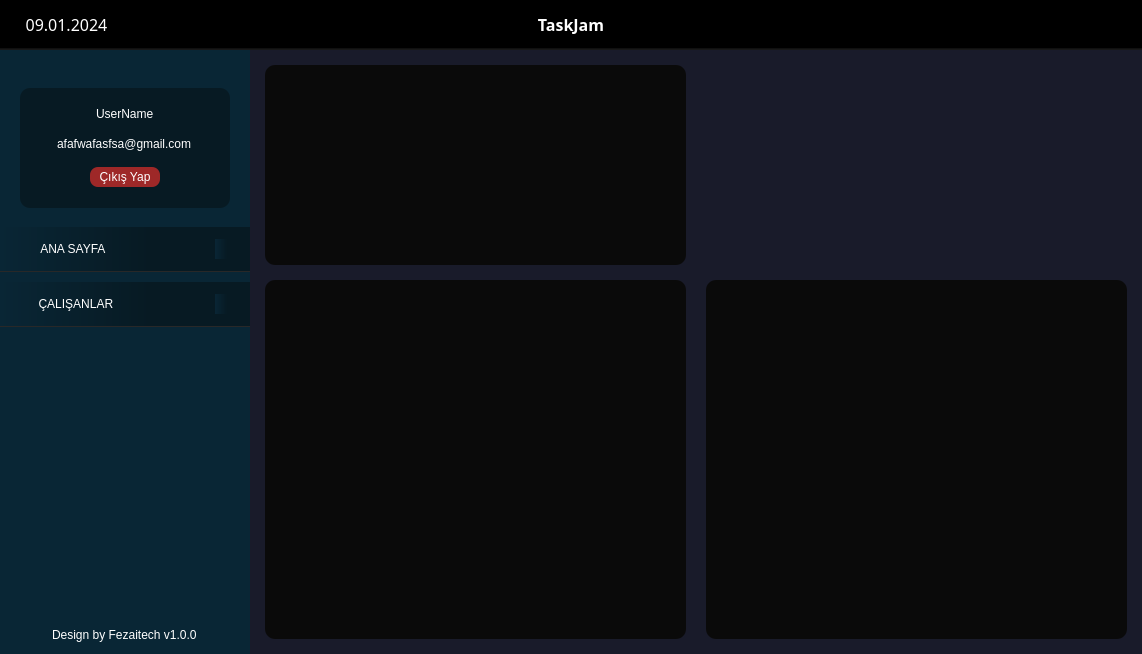
First picture: the form in UI/ui_1.ui, repository Hamza-Bayar-2/TaskJam, before the edit.
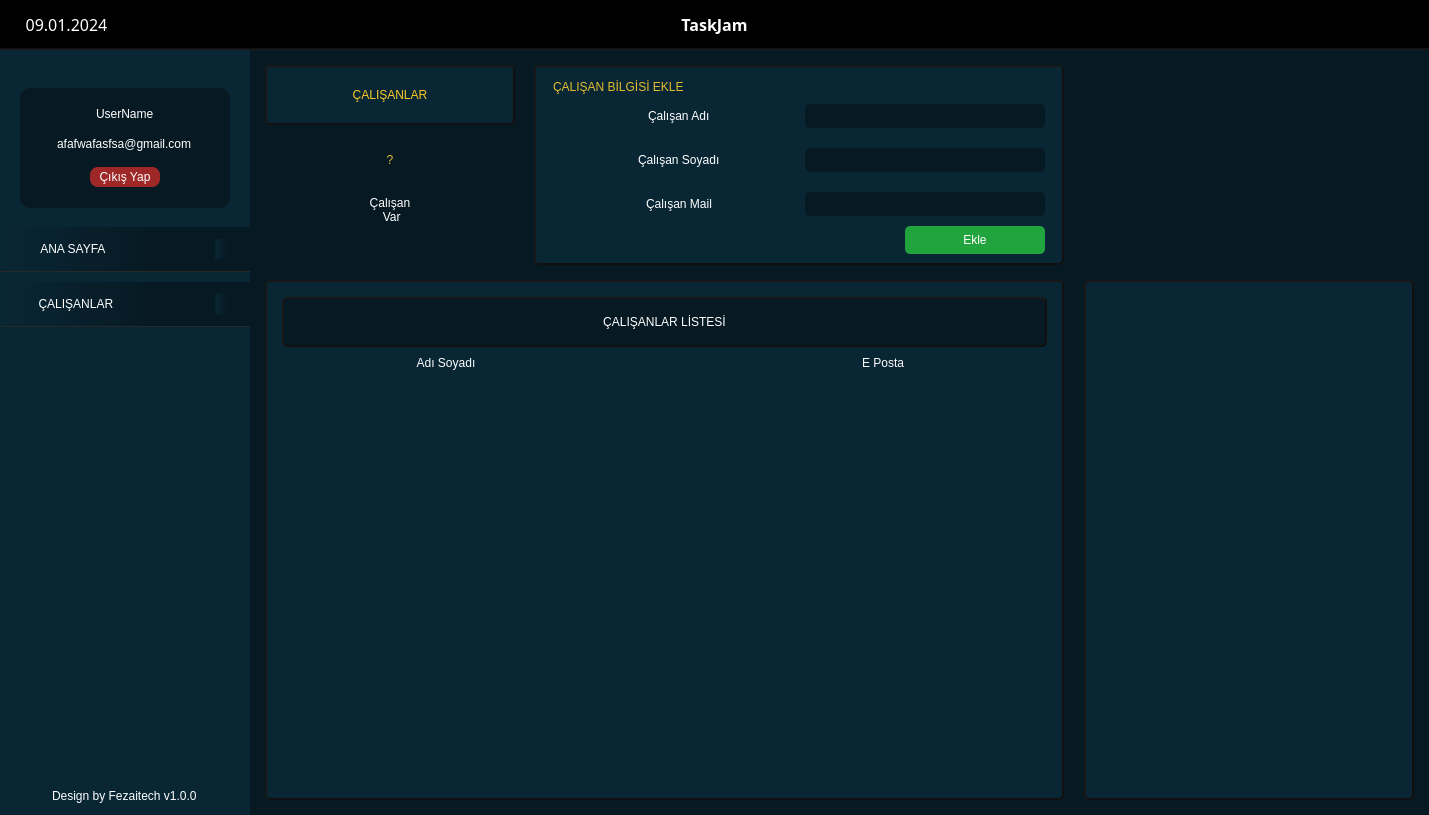
Second picture: the form after the edit. The open tabs and pages were chosen to show the change. Icons and pictures are not drawn.

What changed in the file:
```diff
--- a/UI/ui_1.ui
+++ b/UI/ui_1.ui
@@ -6,8 +6,8 @@
    <rect>
     <x>0</x>
     <y>0</y>
-    <width>1142</width>
-    <height>654</height>
+    <width>1429</width>
+    <height>815</height>
    </rect>
   </property>
   <property name="windowTitle">
@@ -1470,7 +1470,11 @@
          </widget>
          <widget class="QWidget" name="workers_page">
           <property name="styleSheet">
-           <string notr="true">background-color: rgb(25, 27, 42);</string>
+           <string notr="true">*{
+background-color: rgb(7, 26, 35);
+}
+
+</string>
           </property>
           <layout class="QHBoxLayout" name="horizontalLayout_5">
            <property name="spacing">
@@ -1488,18 +1492,14 @@
            <property name="bottomMargin">
             <number>15</number>
            </property>
-           <item>
+           <item alignment="Qt::AlignLeft">
             <widget class="QWidget" name="workers_page_left_menu_widget" native="true">
              <property name="styleSheet">
               <string notr="true">#workers_page_left_menu_bottom_frame{
 background-color: rgb(10, 10, 10);
 border-radius : 10px;
 }
-
-#workers_page_left_menu_top_frame{
-background-color: rgb(10, 10, 10);
-border-radius : 10px;
-}</string>
+</string>
              </property>
              <layout class="QVBoxLayout" name="verticalLayout_3" stretch="0,0">
               <property name="spacing">
@@ -1517,7 +1517,7 @@
               <property name="bottomMargin">
                <number>0</number>
               </property>
-              <item>
+              <item alignment="Qt::AlignLeft">
                <widget class="QFrame" name="workers_page_left_menu_top_frame">
                 <property name="sizePolicy">
                  <sizepolicy hsizetype="Preferred" vsizetype="Preferred">
@@ -1540,6 +1540,445 @@
                 <property name="frameShadow">
                  <enum>QFrame::Raised</enum>
                 </property>
+                <layout class="QHBoxLayout" name="horizontalLayout_14">
+                 <property name="spacing">
+                  <number>19</number>
+                 </property>
+                 <property name="leftMargin">
+                  <number>0</number>
+                 </property>
+                 <property name="topMargin">
+                  <number>0</number>
+                 </property>
+                 <property name="rightMargin">
+                  <number>0</number>
+                 </property>
+                 <property name="bottomMargin">
+                  <number>0</number>
+                 </property>
+                 <item alignment="Qt::AlignHCenter">
+                  <widget class="QFrame" name="employee_header">
+                   <property name="frameShape">
+                    <enum>QFrame::StyledPanel</enum>
+                   </property>
+                   <property name="frameShadow">
+                    <enum>QFrame::Raised</enum>
+                   </property>
+                   <layout class="QVBoxLayout" name="verticalLayout_14">
+                    <property name="spacing">
+                     <number>1</number>
+                    </property>
+                    <property name="leftMargin">
+                     <number>0</number>
+                    </property>
+                    <property name="topMargin">
+                     <number>0</number>
+                    </property>
+                    <property name="rightMargin">
+                     <number>0</number>
+                    </property>
+                    <property name="bottomMargin">
+                     <number>0</number>
+                    </property>
+                    <item>
+                     <widget class="QLabel" name="header_label">
+                      <property name="minimumSize">
+                       <size>
+                        <width>250</width>
+                        <height>60</height>
+                       </size>
+                      </property>
+                      <property name="maximumSize">
+                       <size>
+                        <width>250</width>
+                        <height>60</height>
+                       </size>
+                      </property>
+                      <property name="styleSheet">
+                       <string notr="true">background-color: rgb(9, 38, 53);
+border-radius : 5px;
+color: rgb(249, 202, 36);
+font: 1000 12pt &quot;Montserrat&quot;;
+border : 2px outset rgb(16, 16, 16);</string>
+                      </property>
+                      <property name="text">
+                       <string>ÇALIŞANLAR</string>
+                      </property>
+                      <property name="alignment">
+                       <set>Qt::AlignCenter</set>
+                      </property>
+                     </widget>
+                    </item>
+                    <item alignment="Qt::AlignVCenter">
+                     <widget class="QLabel" name="employee_amount_label">
+                      <property name="styleSheet">
+                       <string notr="true">font: 75 13pt &quot;Montserrat&quot;;
+color: rgb(229, 189, 48);</string>
+                      </property>
+                      <property name="text">
+                       <string>?</string>
+                      </property>
+                      <property name="alignment">
+                       <set>Qt::AlignCenter</set>
+                      </property>
+                     </widget>
+                    </item>
+                    <item alignment="Qt::AlignTop">
+                     <widget class="QLabel" name="employee_title_label">
+                      <property name="text">
+                       <string>Çalışan
+ Var</string>
+                      </property>
+                      <property name="alignment">
+                       <set>Qt::AlignHCenter|Qt::AlignTop</set>
+                      </property>
+                     </widget>
+                    </item>
+                   </layout>
+                  </widget>
+                 </item>
+                 <item>
+                  <widget class="QFrame" name="employee_add_frame">
+                   <property name="minimumSize">
+                    <size>
+                     <width>530</width>
+                     <height>0</height>
+                    </size>
+                   </property>
+                   <property name="maximumSize">
+                    <size>
+                     <width>530</width>
+                     <height>16777215</height>
+                    </size>
+                   </property>
+                   <property name="styleSheet">
+                    <string notr="true">QFrame#employee_add_frame{
+background-color: rgb(9, 38, 53);
+border-radius : 5px;
+border : 2px outset rgb(16, 16, 16);
+}
+*{
+background-color: rgb(9, 38, 53);
+	font: 605 11pt &quot;Montserrat&quot;;
+}
+QLineEdit{
+background-color: rgb(7, 26, 35);
+border-radius: 5px;
+padding : 4px;
+font: 11pt &quot;Montserrat&quot;;
+	color: rgb(255, 255, 255);
+}</string>
+                   </property>
+                   <property name="frameShape">
+                    <enum>QFrame::StyledPanel</enum>
+                   </property>
+                   <property name="frameShadow">
+                    <enum>QFrame::Raised</enum>
+                   </property>
+                   <layout class="QVBoxLayout" name="verticalLayout_15">
+                    <property name="spacing">
+                     <number>0</number>
+                    </property>
+                    <property name="leftMargin">
+                     <number>17</number>
+                    </property>
+                    <property name="topMargin">
+                     <number>13</number>
+                    </property>
+                    <property name="rightMargin">
+                     <number>17</number>
+                    </property>
+                    <property name="bottomMargin">
+                     <number>9</number>
+                    </property>
+                    <item>
+                     <widget class="QLabel" name="label_5">
+                      <property name="sizePolicy">
+                       <sizepolicy hsizetype="Maximum" vsizetype="Maximum">
+                        <horstretch>0</horstretch>
+                        <verstretch>0</verstretch>
+                       </sizepolicy>
+                      </property>
+                      <property name="styleSheet">
+                       <string notr="true">color: rgb(229, 189, 48);</string>
+                      </property>
+                      <property name="text">
+                       <string>ÇALIŞAN BİLGİSİ EKLE</string>
+                      </property>
+                     </widget>
+                    </item>
+                    <item>
+                     <widget class="QFrame" name="frame_3">
+                      <property name="frameShape">
+                       <enum>QFrame::StyledPanel</enum>
+                      </property>
+                      <property name="frameShadow">
+                       <enum>QFrame::Raised</enum>
+                      </property>
+                      <layout class="QVBoxLayout" name="verticalLayout_16">
+                       <property name="spacing">
+                        <number>0</number>
+                       </property>
+                       <property name="leftMargin">
+                        <number>0</number>
+                       </property>
+                       <property name="topMargin">
+                        <number>0</number>
+                       </property>
+                       <property name="rightMargin">
+                        <number>0</number>
+                       </property>
+                       <property name="bottomMargin">
+                        <number>0</number>
+                       </property>
+                       <item>
+                        <widget class="QFrame" name="employee_name_frame">
+                         <property name="frameShape">
+                          <enum>QFrame::StyledPanel</enum>
+                         </property>
+                         <property name="frameShadow">
+                          <enum>QFrame::Raised</enum>
+                         </property>
+                         <layout class="QHBoxLayout" name="horizontalLayout_16">
+                          <property name="spacing">
+                           <number>0</number>
+                          </property>
+                          <property name="leftMargin">
+                           <number>0</number>
+                          </property>
+                          <property name="topMargin">
+                           <number>0</number>
+                          </property>
+                          <property name="rightMargin">
+                           <number>0</number>
+                          </property>
+                          <property name="bottomMargin">
+                           <number>0</number>
+                          </property>
+                          <item alignment="Qt::AlignHCenter">
+                           <widget class="QLabel" name="emp_name_label">
+                            <property name="text">
+                             <string>Çalışan Adı</string>
+                            </property>
+                           </widget>
+                          </item>
+                          <item>
+                           <widget class="QLineEdit" name="emp_name_lineEdit">
+                            <property name="minimumSize">
+                             <size>
+                              <width>240</width>
+                              <height>0</height>
+                             </size>
+                            </property>
+                            <property name="maximumSize">
+                             <size>
+                              <width>240</width>
+                              <height>16777215</height>
+                             </size>
+                            </property>
+                            <property name="text">
+                             <string/>
+                            </property>
+                            <property name="alignment">
+                             <set>Qt::AlignCenter</set>
+                            </property>
+                           </widget>
+                          </item>
+                         </layout>
+                        </widget>
+                       </item>
+                       <item>
+                        <widget class="QFrame" name="employee_surname_frame">
+                         <property name="frameShape">
+                          <enum>QFrame::StyledPanel</enum>
+                         </property>
+                         <property name="frameShadow">
+                          <enum>QFrame::Raised</enum>
+                         </property>
+                         <layout class="QHBoxLayout" name="horizontalLayout_19">
+                          <property name="spacing">
+                           <number>0</number>
+                          </property>
+                          <property name="leftMargin">
+                           <number>0</number>
+                          </property>
+                          <property name="topMargin">
+                           <number>0</number>
+                          </property>
+                          <property name="rightMargin">
+                           <number>0</number>
+                          </property>
+                          <property name="bottomMargin">
+                           <number>0</number>
+                          </property>
+                          <item alignment="Qt::AlignHCenter">
+                           <widget class="QLabel" name="emp_surname_label">
+                            <property name="text">
+                             <string>Çalışan Soyadı</string>
+                            </property>
+                           </widget>
+                          </item>
+                          <item>
+                           <widget class="QLineEdit" name="emp_surname_lineEdit">
+                            <property name="minimumSize">
+                             <size>
+                              <width>240</width>
+                              <height>0</height>
+                             </size>
+                            </property>
+                            <property name="maximumSize">
+                             <size>
+                              <width>240</width>
+                              <height>16777215</height>
+                             </size>
+                            </property>
+                            <property name="text">
+                             <string/>
+                            </property>
+                            <property name="alignment">
+                             <set>Qt::AlignCenter</set>
+                            </property>
+                           </widget>
+                          </item>
+                         </layout>
+                        </widget>
+                       </item>
+                       <item>
+                        <widget class="QFrame" name="employee_mail_frame">
+                         <property name="frameShape">
+                          <enum>QFrame::StyledPanel</enum>
+                         </property>
+                         <property name="frameShadow">
+                          <enum>QFrame::Raised</enum>
+                         </property>
+                         <layout class="QHBoxLayout" name="horizontalLayout_20">
+                          <property name="spacing">
+                           <number>0</number>
+                          </property>
+                          <property name="leftMargin">
+                           <number>0</number>
+                          </property>
+                          <property name="topMargin">
+                           <number>0</number>
+                          </property>
+                          <property name="rightMargin">
+                           <number>0</number>
+                          </property>
+                          <property name="bottomMargin">
+                           <number>0</number>
+                          </property>
+                          <item alignment="Qt::AlignHCenter">
+                           <widget class="QLabel" name="emp_mail_labell">
+                            <property name="text">
+                             <string>Çalışan Mail</string>
+                            </property>
+                           </widget>
+                          </item>
+                          <item>
+                           <widget class="QLineEdit" name="emp_mail_lineEdit">
+                            <property name="minimumSize">
+                             <size>
+                              <width>240</width>
+                              <height>0</height>
+                             </size>
+                            </property>
+                            <property name="maximumSize">
+                             <size>
+                              <width>240</width>
+                              <height>16777215</height>
+                             </size>
+                            </property>
+                            <property name="text">
+                             <string/>
+                            </property>
+                            <property name="alignment">
+                             <set>Qt::AlignCenter</set>
+                            </property>
+                           </widget>
+                          </item>
+                         </layout>
+                        </widget>
+                       </item>
+                      </layout>
+                     </widget>
+                    </item>
+                    <item>
+                     <widget class="QFrame" name="emp_add_bottom_frame">
+                      <property name="sizePolicy">
+                       <sizepolicy hsizetype="Preferred" vsizetype="Maximum">
+                        <horstretch>0</horstretch>
+                        <verstretch>0</verstretch>
+                       </sizepolicy>
+                      </property>
+                      <property name="frameShape">
+                       <enum>QFrame::StyledPanel</enum>
+                      </property>
+                      <property name="frameShadow">
+                       <enum>QFrame::Raised</enum>
+                      </property>
+                      <layout class="QHBoxLayout" name="horizontalLayout_15">
+                       <property name="spacing">
+                        <number>0</number>
+                       </property>
+                       <property name="leftMargin">
+                        <number>0</number>
+                       </property>
+                       <property name="topMargin">
+                        <number>0</number>
+                       </property>
+                       <property name="rightMargin">
+                        <number>0</number>
+                       </property>
+                       <property name="bottomMargin">
+                        <number>0</number>
+                       </property>
+                       <item>
+                        <widget class="QLabel" name="status_label">
+                         <property name="styleSheet">
+                          <string notr="true">font: 705 8pt &quot;Montserrat&quot;;
+color: rgb(189, 47, 47);</string>
+                         </property>
+                         <property name="text">
+                          <string/>
+                         </property>
+                        </widget>
+                       </item>
+                       <item>
+                        <widget class="QPushButton" name="emp_add_btn">
+                         <property name="minimumSize">
+                          <size>
+                           <width>140</width>
+                           <height>28</height>
+                          </size>
+                         </property>
+                         <property name="maximumSize">
+                          <size>
+                           <width>15</width>
+                           <height>16777215</height>
+                          </size>
+                         </property>
+                         <property name="styleSheet">
+                          <string notr="true">QPushButton{
+background-color: rgb(33, 164, 62);
+border-radius : 5px ;
+font: 600 12pt &quot;Montserrat&quot;;
+}
+:hover{
+background-color: rgb(25, 126, 47);
+}</string>
+                         </property>
+                         <property name="text">
+                          <string>Ekle</string>
+                         </property>
+                        </widget>
+                       </item>
+                      </layout>
+                     </widget>
+                    </item>
+                   </layout>
+                  </widget>
+                 </item>
+                </layout>
                </widget>
               </item>
               <item>
@@ -1550,12 +1989,143 @@
                   <verstretch>0</verstretch>
                  </sizepolicy>
                 </property>
+                <property name="styleSheet">
+                 <string notr="true">*{
+background-color: rgb(9, 38, 53);
+border-radius : 5px;
+}
+#workers_page_left_menu_bottom_frame{
+border : 2px outset rgb(16, 16, 16);
+}
+</string>
+                </property>
                 <property name="frameShape">
                  <enum>QFrame::StyledPanel</enum>
                 </property>
                 <property name="frameShadow">
                  <enum>QFrame::Raised</enum>
                 </property>
+                <layout class="QVBoxLayout" name="verticalLayout_17">
+                 <property name="spacing">
+                  <number>0</number>
+                 </property>
+                 <property name="leftMargin">
+                  <number>15</number>
+                 </property>
+                 <property name="topMargin">
+                  <number>15</number>
+                 </property>
+                 <property name="rightMargin">
+                  <number>15</number>
+                 </property>
+                 <property name="bottomMargin">
+                  <number>10</number>
+                 </property>
+                 <item>
+                  <widget class="QLabel" name="header_label_2">
+                   <property name="minimumSize">
+                    <size>
+                     <width>250</width>
+                     <height>50</height>
+                    </size>
+                   </property>
+                   <property name="maximumSize">
+                    <size>
+                     <width>100000</width>
+                     <height>50</height>
+                    </size>
+                   </property>
+                   <property name="styleSheet">
+                    <string notr="true">background-color: rgb(7, 26, 35);
+border-radius : 5px;
+color: rgb(255, 255, 255);
+font: 1000 12pt &quot;Montserrat&quot;;
+border : 2px outset rgb(16, 16, 16);</string>
+                   </property>
+                   <property name="text">
+                    <string>ÇALIŞANLAR LİSTESİ</string>
+                   </property>
+                   <property name="alignment">
+                    <set>Qt::AlignCenter</set>
+                   </property>
+                  </widget>
+                 </item>
+                 <item>
+                  <widget class="QFrame" name="title_row">
+                   <property name="styleSheet">
+                    <string notr="true">font: 1000 10pt &quot;Montserrat&quot;;</string>
+                   </property>
+                   <property name="frameShape">
+                    <enum>QFrame::StyledPanel</enum>
+                   </property>
+                   <property name="frameShadow">
+                    <enum>QFrame::Raised</enum>
+                   </property>
+                   <layout class="QHBoxLayout" name="horizontalLayout_21">
+                    <property name="spacing">
+                     <number>127</number>
+                    </property>
+                    <property name="leftMargin">
+                     <number>9</number>
+                    </property>
+                    <property name="rightMargin">
+                     <number>9</number>
+                    </property>
+                    <item>
+                     <widget class="QLabel" name="mail_titile_label">
+                      <property name="text">
+                       <string>Adı Soyadı</string>
+                      </property>
+                      <property name="alignment">
+                       <set>Qt::AlignCenter</set>
+                      </property>
+                     </widget>
+                    </item>
+                    <item>
+                     <widget class="QLabel" name="name_title_label">
+                      <property name="text">
+                       <string>E Posta</string>
+                      </property>
+                      <property name="alignment">
+                       <set>Qt::AlignCenter</set>
+                      </property>
+                     </widget>
+                    </item>
+                   </layout>
+                  </widget>
+                 </item>
+                 <item>
+                  <widget class="QScrollArea" name="employee_list_scroll_area">
+                   <property name="styleSheet">
+                    <string notr="true">border:none;</string>
+                   </property>
+                   <property name="verticalScrollBarPolicy">
+                    <enum>Qt::ScrollBarAlwaysOff</enum>
+                   </property>
+                   <property name="horizontalScrollBarPolicy">
+                    <enum>Qt::ScrollBarAlwaysOff</enum>
+                   </property>
+                   <property name="widgetResizable">
+                    <bool>true</bool>
+                   </property>
+                   <widget class="QWidget" name="employee_list_scroll_area_content">
+                    <property name="geometry">
+                     <rect>
+                      <x>0</x>
+                      <y>0</y>
+                      <width>765</width>
+                      <height>405</height>
+                     </rect>
+                    </property>
+                    <layout class="QVBoxLayout" name="employee_list_scroll_area_content_layout">
+                     <property name="rightMargin">
+                      <number>0</number>
+                     </property>
+                    </layout>
+                   </widget>
+                  </widget>
+                 </item>
+                </layout>
                </widget>
               </item>
              </layout>
@@ -1563,6 +2133,12 @@
            </item>
            <item>
             <widget class="QFrame" name="workers_page_right_menu_frame">
+             <property name="sizePolicy">
+              <sizepolicy hsizetype="Minimum" vsizetype="Preferred">
+               <horstretch>0</horstretch>
+               <verstretch>0</verstretch>
+              </sizepolicy>
+             </property>
              <property name="styleSheet">
               <string notr="true">#workers_page_right_menu_bottom_frame{
 background-color: rgb(10, 10, 10);
@@ -1629,6 +2205,14 @@
                   <height>0</height>
                  </size>
                 </property>
+                <property name="styleSheet">
+                 <string notr="true">*{
+background-color: rgb(9, 38, 53);
+border-radius : 5px;
+border : 2px outset rgb(16, 16, 16);
+}
+</string>
+                </property>
                 <property name="frameShape">
                  <enum>QFrame::StyledPanel</enum>
                 </property>
```
Left out of the diff: 34 changed lines with no effect on the pictures.
